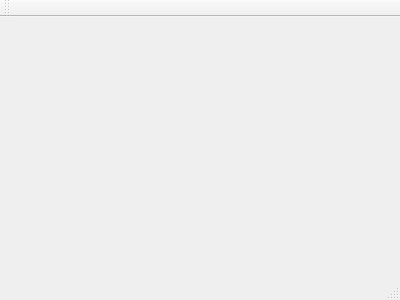
The window that QHashCatGui/mainwindow.ui (silverwolfceh/QHashCatGui) describes before a commit, drawn with Qt 5.
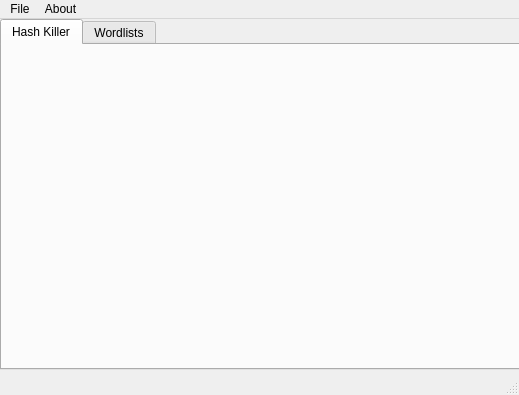
The same window after the commit.

```diff
--- a/QHashCatGui/mainwindow.ui
+++ b/QHashCatGui/mainwindow.ui
@@ -1,24 +1,97 @@
 <ui version="4.0">
  <class>MainWindow</class>
- <widget class="QMainWindow" name="MainWindow" >
-  <property name="geometry" >
+ <widget class="QMainWindow" name="MainWindow">
+  <property name="geometry">
    <rect>
     <x>0</x>
     <y>0</y>
-    <width>400</width>
-    <height>300</height>
+    <width>519</width>
+    <height>395</height>
    </rect>
   </property>
   <property name="windowTitle" >
    <string>MainWindow</string>
   </property>
-  <widget class="QMenuBar" name="menuBar" />
-  <widget class="QToolBar" name="mainToolBar" />
-  <widget class="QWidget" name="centralWidget" />
-  <widget class="QStatusBar" name="statusBar" />
+  <widget class="QWidget" name="centralWidget">
+   <widget class="QTabWidget" name="tabWidget">
+    <property name="geometry">
+     <rect>
+      <x>0</x>
+      <y>0</y>
+      <width>521</width>
+      <height>351</height>
+     </rect>
+    </property>
+    <property name="currentIndex">
+     <number>0</number>
+    </property>
+    <widget class="QWidget" name="tab">
+     <attribute name="title">
+      <string>Hash Killer</string>
+     </attribute>
+    </widget>
+    <widget class="QWidget" name="tab_2">
+     <attribute name="title">
+      <string>Wordlists</string>
+     </attribute>
+    </widget>
+   </widget>
+  </widget>
+  <widget class="QMenuBar" name="menuBar">
+   <property name="geometry">
+    <rect>
+     <x>0</x>
+     <y>0</y>
+     <width>519</width>
+     <height>25</height>
+    </rect>
+   </property>
+   <widget class="QMenu" name="menuFile">
+    <property name="title">
+     <string>File</string>
+    </property>
+    <addaction name="actionExit_GUI"/>
+    <addaction name="actionExit_HashCat"/>
+    <addaction name="actionExit_All"/>
+   </widget>
+   <widget class="QMenu" name="menuAbout">
+    <property name="title">
+     <string>About</string>
+    </property>
+    <addaction name="actionAuthor"/>
+    <addaction name="actionQHashcatGUi"/>
+   </widget>
+   <addaction name="menuFile"/>
+   <addaction name="menuAbout"/>
+  </widget>
+  <widget class="QStatusBar" name="statusBar"/>
+  <action name="actionExit_GUI">
+   <property name="text">
+    <string>Exit GUI</string>
+   </property>
+  </action>
+  <action name="actionExit_HashCat">
+   <property name="text">
+    <string>Exit HashCat</string>
+   </property>
+  </action>
+  <action name="actionExit_All">
+   <property name="text">
+    <string>Exit All</string>
+   </property>
+  </action>
+  <action name="actionAuthor">
+   <property name="text">
+    <string>Author</string>
+   </property>
+  </action>
+  <action name="actionQHashcatGUi">
+   <property name="text">
+    <string>QHashcatGUi</string>
+   </property>
+  </action>
  </widget>
- <layoutDefault spacing="6" margin="11" />
- <pixmapfunction></pixmapfunction>
+ <layoutdefault spacing="6" margin="11"/>
  <resources/>
  <connections/>
 </ui>
```
Left out of the diff: 3 changed lines with no effect on the pictures.
